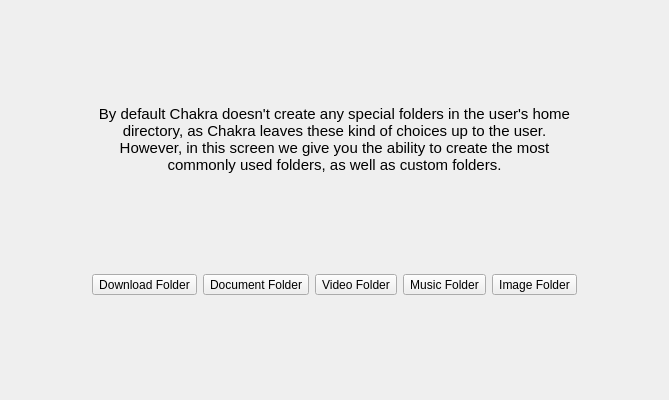
Before: the Qt Designer form ui/ui_scrFolder.ui in rshipp/kapudan, drawn with Qt 5.
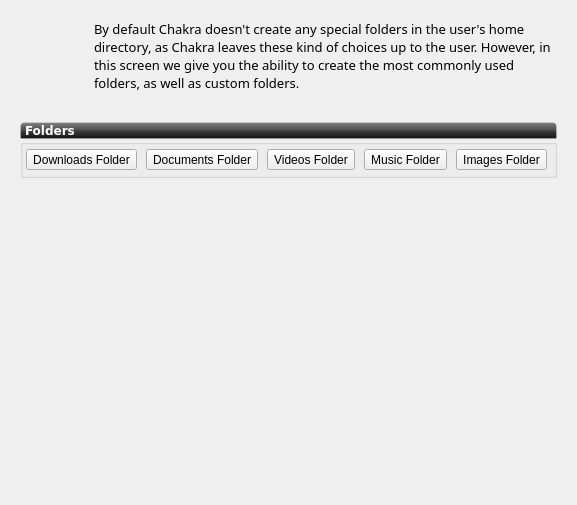
After: the same form once the commit is applied. Icons and pictures are not drawn.

```diff
--- a/ui/ui_scrFolder.ui
+++ b/ui/ui_scrFolder.ui
@@ -6,20 +6,65 @@
    <rect>
     <x>0</x>
     <y>0</y>
-    <width>669</width>
-    <height>400</height>
+    <width>577</width>
+    <height>505</height>
    </rect>
   </property>
   <property name="windowTitle">
    <string>Home Folder</string>
   </property>
+  <property name="styleSheet">
+   <string notr="true"/>
+  </property>
   <layout class="QGridLayout" name="gridLayout">
-   <item row="3" column="1">
-    <layout class="QHBoxLayout" name="horizontalLayout_2">
+   <property name="margin">
+    <number>20</number>
+   </property>
+   <property name="spacing">
+    <number>0</number>
+   </property>
+   <item row="3" column="0">
+    <layout class="QVBoxLayout" name="verticalLayout_3">
+     <item>
+      <widget class="QGroupBox" name="groupBoxFolders">
+       <property name="sizePolicy">
+        <sizepolicy hsizetype="Expanding" vsizetype="Preferred">
+         <horstretch>0</horstretch>
+         <verstretch>0</verstretch>
+        </sizepolicy>
+       </property>
+       <property name="font">
+        <font>
+         <family>Sans Serif</family>
+         <pointsize>10</pointsize>
+         <weight>75</weight>
+         <bold>true</bold>
+        </font>
+       </property>
+       <property name="styleSheet">
+        <string notr="true">#groupBoxUpdates{
+background-color: qlineargradient(spread:pad, x1:1, y1:1, x2:0, y2:0, stop:0 rgba(219, 219, 219, 100), stop:1 rgba(255, 255, 255, 100));
+border: 1px solid rgba(255,255,255,50);
+border-bottom-left-radius: 4px;
+border-bottom-right-radius: 4px;
+}</string>
+       </property>
+       <property name="title">
+        <string/>
+       </property>
+       <property name="flat">
+        <bool>true</bool>
+       </property>
+       <layout class="QVBoxLayout" name="verticalLayout">
+        <property name="margin">
+         <number>0</number>
+        </property>
+        <item>
+         <layout class="QHBoxLayout" name="horizontalLayout_3">
      <item>
       <widget class="QToolButton" name="downloadFolderButton">
        <property name="text">
-        <string>Download Folder</string>
+             <string>Downloads Folder</string>
        </property>
        <property name="icon">
         <iconset theme="folder-downloads">
@@ -43,7 +88,7 @@
      <item>
       <widget class="QToolButton" name="documentsFolderButton">
        <property name="text">
-        <string>Document Folder</string>
+             <string>Documents Folder</string>
        </property>
        <property name="icon">
         <iconset theme="folder-documents">
@@ -67,7 +112,7 @@
      <item>
       <widget class="QToolButton" name="videoFolderButton">
        <property name="text">
-        <string>Video Folder</string>
+             <string>Videos Folder</string>
        </property>
        <property name="icon">
         <iconset theme="folder-video">
@@ -115,7 +160,7 @@
      <item>
       <widget class="QToolButton" name="imageFolderButton">
        <property name="text">
-        <string>Image Folder</string>
+             <string>Images Folder</string>
        </property>
        <property name="icon">
         <iconset theme="folder-image">
@@ -138,81 +183,135 @@
      </item>
     </layout>
    </item>
-   <item row="4" column="1">
-    <spacer name="verticalSpacer">
-     <property name="orientation">
-      <enum>Qt::Vertical</enum>
+       </layout>
+      </widget>
+     </item>
+    </layout>
+   </item>
+   <item row="0" column="0">
+    <layout class="QHBoxLayout" name="horizontalLayout_2">
+     <property name="spacing">
+      <number>0</number>
      </property>
-     <property name="sizeHint" stdset="0">
+     <item>
+      <widget class="QLabel" name="label_4">
+       <property name="minimumSize">
       <size>
-       <width>20</width>
-       <height>40</height>
-      </size>
-     </property>
-    </spacer>
-   </item>
-   <item row="1" column="1">
+         <width>64</width>
+         <height>64</height>
+        </size>
+       </property>
+       <property name="maximumSize">
+        <size>
+         <width>64</width>
+         <height>64</height>
+        </size>
+       </property>
+       <property name="sizeIncrement">
+        <size>
+         <width>0</width>
+         <height>0</height>
+        </size>
+       </property>
+       <property name="text">
+        <string/>
+       </property>
+       <property name="pixmap">
+        <pixmap resource="../data/kapudan.qrc">:/raw/pixmap/applications-other.png</pixmap>
+       </property>
+      </widget>
+     </item>
+     <item>
     <widget class="QLabel" name="description">
+       <property name="minimumSize">
+        <size>
+         <width>300</width>
+         <height>0</height>
+        </size>
+       </property>
+       <property name="font">
+        <font>
+         <family>Sans Serif</family>
+         <pointsize>10</pointsize>
+        </font>
+       </property>
+       <property name="styleSheet">
+        <string notr="true"/>
+       </property>
+       <property name="frameShadow">
+        <enum>QFrame::Raised</enum>
+       </property>
      <property name="text">
-      <string>&lt;html&gt;&lt;head/&gt;&lt;body&gt;&lt;p align=&quot;center&quot;&gt;&lt;span style=&quot; font-size:11pt;&quot;&gt;By default Chakra doesn't create any special folders in the user's home directory, as Chakra leaves these kind of choices up to the user. However, in this screen we give you the ability to create the most commonly used folders, as well as custom folders.&lt;/span&gt;&lt;/p&gt;&lt;/body&gt;&lt;/html&gt;</string>
+        <string>&lt;html&gt;&lt;head/&gt;&lt;body&gt;&lt;p&gt;By default Chakra doesn't create any special folders in the user's home directory, as Chakra leaves these kind of choices up to the user. However, in this screen we give you the ability to create the most commonly used folders, as well as custom folders.&lt;/p&gt;&lt;/body&gt;&lt;/html&gt;</string>
      </property>
      <property name="wordWrap">
       <bool>true</bool>
      </property>
-    </widget>
-   </item>
-   <item row="1" column="2">
-    <spacer name="horizontalSpacer_2">
-     <property name="orientation">
-      <enum>Qt::Horizontal</enum>
-     </property>
-     <property name="sizeHint" stdset="0">
-      <size>
-       <width>40</width>
-       <height>20</height>
-      </size>
-     </property>
-    </spacer>
-   </item>
-   <item row="0" column="1">
-    <spacer name="verticalSpacer_2">
-     <property name="orientation">
-      <enum>Qt::Vertical</enum>
-     </property>
-     <property name="sizeHint" stdset="0">
-      <size>
-       <width>20</width>
-       <height>40</height>
-      </size>
-     </property>
-    </spacer>
+       <property name="indent">
+        <number>10</number>
+       </property>
+      </widget>
+     </item>
+    </layout>
    </item>
    <item row="1" column="0">
     <spacer name="horizontalSpacer">
      <property name="orientation">
-      <enum>Qt::Horizontal</enum>
+      <enum>Qt::Vertical</enum>
      </property>
+     <property name="sizeType">
+      <enum>QSizePolicy::Fixed</enum>
+     </property>
      <property name="sizeHint" stdset="0">
       <size>
-       <width>40</width>
-       <height>20</height>
+       <width>20</width>
+       <height>30</height>
       </size>
      </property>
     </spacer>
    </item>
-   <item row="2" column="1">
-    <spacer name="verticalSpacer_3">
+   <item row="4" column="0">
+    <spacer name="verticalSpacer_8">
      <property name="orientation">
       <enum>Qt::Vertical</enum>
      </property>
+     <property name="sizeType">
+      <enum>QSizePolicy::Expanding</enum>
+     </property>
      <property name="sizeHint" stdset="0">
       <size>
        <width>20</width>
-       <height>40</height>
+       <height>0</height>
       </size>
      </property>
     </spacer>
    </item>
+   <item row="2" column="0">
+    <widget class="QLabel" name="label">
+     <property name="font">
+      <font>
+       <family>DejaVu Sans</family>
+       <pointsize>9</pointsize>
+       <weight>75</weight>
+       <bold>true</bold>
+       <underline>false</underline>
+      </font>
+     </property>
+     <property name="styleSheet">
+      <string notr="true">    background-color: qlineargradient(spread:pad, x1:0.5, y1:0, x2:0.5, y2:1, stop:0 rgba(132, 132, 132, 255), stop:0.501481 rgba(70, 70, 70, 255), stop:0.503057 rgba(62, 62, 62, 255), stop:1 rgba(16, 16, 16, 255));
+border: 1px solid rgba(255,255,255,50);
+color:white;
+border-top-left-radius: 4px;
+border-top-right-radius: 4px;</string>
+     </property>
+     <property name="text">
+      <string>Folders</string>
+     </property>
+     <property name="margin">
+      <number>5</number>
+     </property>
+    </widget>
+   </item>
   </layout>
  </widget>
  <resources>
```
Left out of the diff: 2 changed lines with no effect on the pictures. Lines whose indentation alone changed are shown as unchanged.
